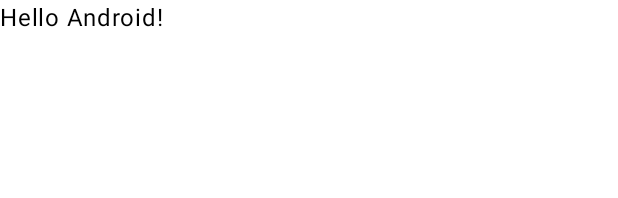
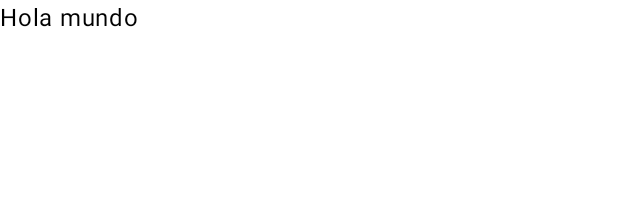
Before and after one commit to DrSpectre/pokemon_app_api, an Android app built with Jetpack Compose: the @Preview function GreetingPreview, on a phone screen of 412 x 824 dp. Shown: the top 198 px of the screen. Run offline under Robolectric (Android 15) with nearby library versions, the phone set to English and light mode, and no system bars.

```diff
--- a/app/src/main/java/mx/uacj/pokemon_api/MainActivity.kt
+++ b/app/src/main/java/mx/uacj/pokemon_api/MainActivity.kt
@@ -11,6 +11,7 @@ import androidx.compose.material3.Text
 import androidx.compose.runtime.Composable
 import androidx.compose.ui.Modifier
 import androidx.compose.ui.tooling.preview.Preview
+import mx.uacj.pokemon_api.ui.pantallas.PantallaPrincipal
 import mx.uacj.pokemon_api.ui.theme.Pokemon_apiTheme
 
 class MainActivity : ComponentActivity() {
@@ -20,28 +21,18 @@ class MainActivity : ComponentActivity() {
         setContent {
             Pokemon_apiTheme {
                 Scaffold(modifier = Modifier.fillMaxSize()) { innerPadding ->
-                    Greeting(
-                        name = "Android",
-                        modifier = Modifier.padding(innerPadding)
-                    )
+                   PantallaPrincipal(modificador = Modifier.padding(innerPadding))
                 }
             }
         }
     }
 }
 
-@Composable
-fun Greeting(name: String, modifier: Modifier = Modifier) {
-    Text(
-        text = "Hello $name!",
-        modifier = modifier
-    )
-}
 
 @Preview(showBackground = true)
 @Composable
 fun GreetingPreview() {
     Pokemon_apiTheme {
-        Greeting("Android")
+        PantallaPrincipal()
     }
 }
--- /dev/null
+++ b/app/src/main/java/mx/uacj/pokemon_api/modelos/pokemon.kt
@@ -0,0 +1,5 @@
+package mx.uacj.pokemon_api.modelos
+
+data class Pokemon(
+    val id: Int
+)
--- /dev/null
+++ b/app/src/main/java/mx/uacj/pokemon_api/ui/pantallas/pantalla_principal.kt
@@ -0,0 +1,23 @@
+package mx.uacj.pokemon_api.ui.pantallas
+
+import androidx.compose.foundation.layout.Column
+import androidx.compose.material3.Text
+import androidx.compose.runtime.Composable
+import androidx.compose.ui.Modifier
+import androidx.compose.ui.tooling.preview.Preview
+import hilt_aggregated_deps._dagger_hilt_android_internal_managers_HiltWrapper_SavedStateHandleModule
+
+
+@Composable
+fun PantallaPrincipal(modificador: Modifier = Modifier){
+    Column(modifier = modificador){
+        Text("Hola mundo")
+    }
+
+}
+
+@Composable
+@Preview(showBackground = true)
+fun PreviewPantallaPrincipal(){
+    PantallaPrincipal()
+}
```
Also changed, not shown: app/src/main/java/mx/uacj/pokemon_api/repositorio_api/repositorio_pokemones.kt (added, +15 -0 lines), app/src/main/java/mx/uacj/pokemon_api/viewmodels/PokemonesViewModel.kt (added, +18 -0 lines).
